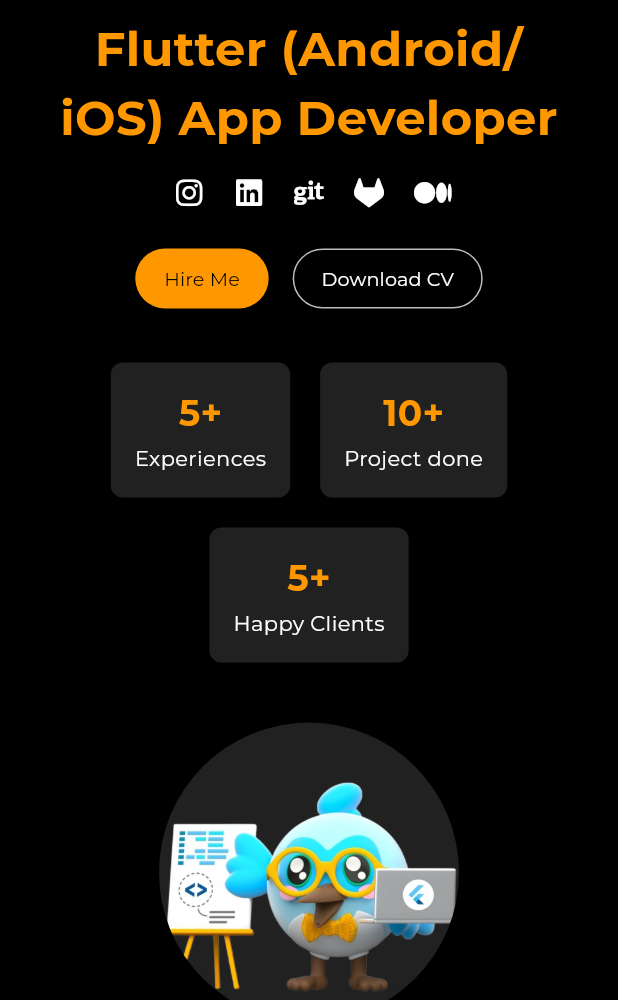
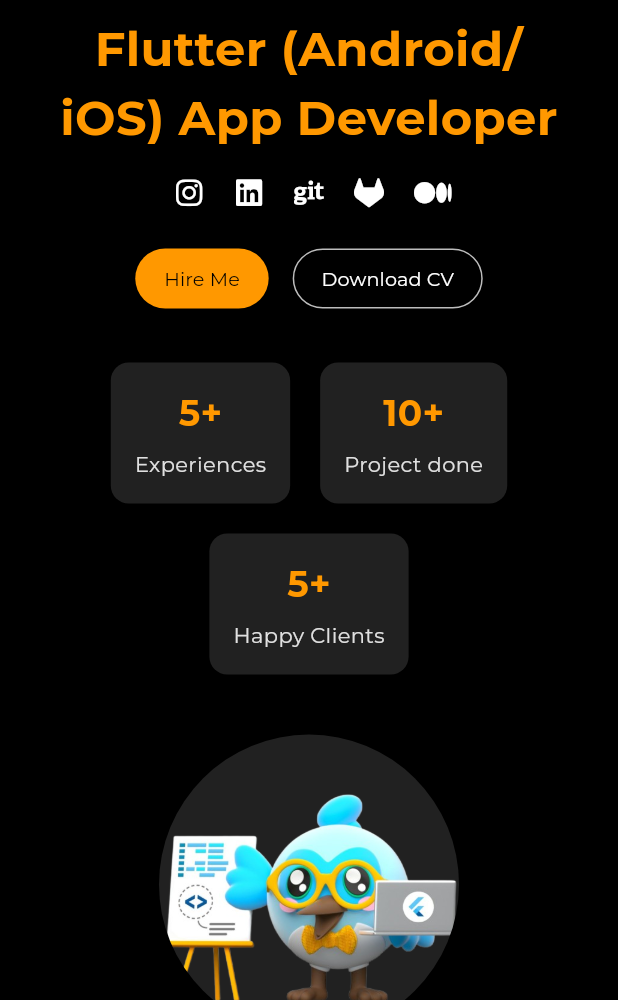
Before and after one commit to ajinkya446/ajinkya_aher_portfolio, a Flutter app: the DesktopView screen opened directly, on a phone screen of 412 x 824 dp, the part 236-1236 px from its top. Run offline on Flutter 3.47's test engine with Material 3 defaults, Android fonts, the phone set to English and light mode, and no system bars; our stand-ins replace font_awesome_flutter, google_fonts.

Commit message:
mobile view issue fixes added.

```diff
--- a/lib/widgets/responsive_layout.dart
+++ b/lib/widgets/responsive_layout.dart
@@ -13,10 +13,10 @@ class ResponsiveLayout extends StatelessWidget {
   Widget build(BuildContext context) {
     return LayoutBuilder(
       builder: (context, constraints) {
-        if (constraints.maxWidth >= 600) {
-          return desktop;
+        if (constraints.maxWidth > 800) {
+          return DesktopView();
         } else {
-          return mobile;
+          return MobileView();
         }
       },
     );
@@ -88,12 +88,7 @@ class DesktopView extends StatelessWidget {
             child: Align(
               alignment: Alignment.topCenter,
               child: ConstrainedBox(
-                constraints: BoxConstraints(
-                  maxWidth: 1400,
-                  // very important: let it grow vertically as much as it wants
-                  minHeight: constraints.maxHeight,
-                ),
-                child: IntrinsicHeight(
+                constraints: BoxConstraints(maxWidth: 1400),
                 child: Column(
                   crossAxisAlignment: CrossAxisAlignment.stretch,
                   children: [
@@ -105,20 +100,12 @@ class DesktopView extends StatelessWidget {
                           if (isNarrow) {
                             return Column(
                               crossAxisAlignment: CrossAxisAlignment.center,
-                                children: [
-                                  _buildLeft(scale, isCentered: true),
-                                  const SizedBox(height: 40),
-                                  _buildRight(avatarRadius),
-                                ],
+                              children: [_buildLeft(scale, isCentered: true), const SizedBox(height: 40), _buildRight(avatarRadius)],
                             );
                           } else {
                             return Row(
                               crossAxisAlignment: CrossAxisAlignment.center,
-                                children: [
-                                  Expanded(child: _buildLeft(scale)),
-                                  const SizedBox(width: 40),
-                                  Expanded(child: _buildRight(avatarRadius)),
-                                ],
+                              children: [Expanded(child: _buildLeft(scale)), const SizedBox(width: 40), Expanded(child: _buildRight(avatarRadius))],
                             );
                           }
                         },
@@ -127,7 +114,6 @@ class DesktopView extends StatelessWidget {
                     const SizedBox(height: 120),
                     const ServicesSection(),
                   ],
-                  ),
                 ),
               ),
             ),
@@ -185,10 +171,7 @@ class DesktopView extends StatelessWidget {
               ),
             ),
             OutlinedButton(
-              style: OutlinedButton.styleFrom(
-                side: BorderSide(color: Colors.grey.shade400),
-                padding: EdgeInsets.symmetric(horizontal: 24 * scale, vertical: 12 * scale),
-              ),
+              style: OutlinedButton.styleFrom(side: BorderSide(color: Colors.grey.shade400), padding: EdgeInsets.symmetric(horizontal: 24 * scale, vertical: 12 * scale)),
               onPressed: () {},
               child: Text(
                 'Download CV',
@@ -202,11 +185,7 @@ class DesktopView extends StatelessWidget {
           alignment: isCentered ? WrapAlignment.center : WrapAlignment.start,
           spacing: 20,
           runSpacing: 20,
-          children: const [
-            InfoCard(label: '5+', description: 'Experiences'),
-            InfoCard(label: '10+', description: 'Project done'),
-            InfoCard(label: '5+', description: 'Happy Clients'),
-          ],
+          children: const [InfoCard(label: '5+', description: 'Experiences'), InfoCard(label: '10+', description: 'Project done'), InfoCard(label: '5+', description: 'Happy Clients')],
         ),
       ],
     );
@@ -235,10 +214,7 @@ class NavBarItem extends StatelessWidget {
   Widget build(BuildContext context) {
     return Padding(
       padding: const EdgeInsets.only(right: 12.0),
-      child: TextButton(
-        onPressed: () {},
-        child: Text(title, style: GoogleFonts.montserrat(fontSize: 18, color: Colors.white)),
-      ),
+      child: TextButton(onPressed: () {}, child: Text(title, style: GoogleFonts.montserrat(fontSize: 18, color: Colors.white))),
     );
   }
 }
@@ -251,17 +227,20 @@ class InfoCard extends StatelessWidget {
 
   @override
   Widget build(BuildContext context) {
+    final scale = MediaQuery.of(context).textScaleFactor;
+
     return Container(
       padding: const EdgeInsets.all(16),
-      decoration: BoxDecoration(color: Colors.grey.shade900, borderRadius: BorderRadius.circular(8)),
+      decoration: BoxDecoration(color: Colors.grey.shade900, borderRadius: BorderRadius.circular(12)),
       child: Column(
+        mainAxisSize: MainAxisSize.min,
         children: [
           Text(
             label,
-            style: GoogleFonts.montserrat(fontSize: 24, fontWeight: FontWeight.bold, color: Colors.orange),
+            style: GoogleFonts.montserrat(fontSize: 24 * scale, fontWeight: FontWeight.bold, color: Colors.orange),
           ),
-          const SizedBox(height: 4),
-          Text(description, style: GoogleFonts.montserrat(fontSize: 14, color: Colors.white, fontWeight: FontWeight.w400))
+          const SizedBox(height: 8),
+          Text(description, style: GoogleFonts.montserrat(fontSize: 14 * scale, color: Colors.grey.shade300)),
         ],
       ),
     );
@@ -280,6 +259,7 @@ class MobileView extends StatelessWidget {
     return Scaffold(
       backgroundColor: Colors.black,
       appBar: AppBar(
+        centerTitle: false,
         title: Text(
           'AA',
           style: GoogleFonts.k2d(fontSize: 32 * scale, color: const Color(0xffE60026), fontWeight: FontWeight.bold),
@@ -290,7 +270,8 @@ class MobileView extends StatelessWidget {
         ],
       ),
       body: SingleChildScrollView(
-        child: Center(
+        child: Align(
+          alignment: Alignment.topCenter,
           child: ConstrainedBox(
             constraints: const BoxConstraints(maxWidth: maxContentWidth),
             child: Padding(
@@ -307,9 +288,17 @@ class MobileView extends StatelessWidget {
                     ),
                   ),
                   const SizedBox(height: 24),
-                  Text('Hi I am', style: GoogleFonts.montserrat(fontSize: 16 * scale, color: Colors.grey.shade400), textAlign: TextAlign.center),
+                  Text(
+                    'Hi I am',
+                    style: GoogleFonts.montserrat(fontSize: 16 * scale, color: Colors.grey.shade400),
+                    textAlign: TextAlign.center,
+                  ),
                   const SizedBox(height: 8),
-                  Text('Ajinkya Aher', style: GoogleFonts.montserrat(fontSize: 28 * scale, fontWeight: FontWeight.bold, color: Colors.white), textAlign: TextAlign.center),
+                  Text(
+                    'Ajinkya Aher',
+                    style: GoogleFonts.montserrat(fontSize: 28 * scale, fontWeight: FontWeight.bold, color: Colors.white),
+                    textAlign: TextAlign.center,
+                  ),
                   const SizedBox(height: 12),
                   Text(
                     'Flutter (Android/iOS) App Developer',
@@ -358,6 +347,8 @@ class MobileView extends StatelessWidget {
                     alignment: WrapAlignment.center,
                     children: const [InfoCard(label: '5+', description: 'Experiences'), InfoCard(label: '20+', description: 'Project done'), InfoCard(label: '80+', description: 'Happy Clients')],
                   ),
+                  const SizedBox(height: 120),
+                  const ServicesSection(),
                 ],
               ),
             ),
```
Also changed, not shown: lib/widgets/service_screen.dart (+65 -18 lines), pubspec.lock. Lines whose indentation alone changed are shown as unchanged.
